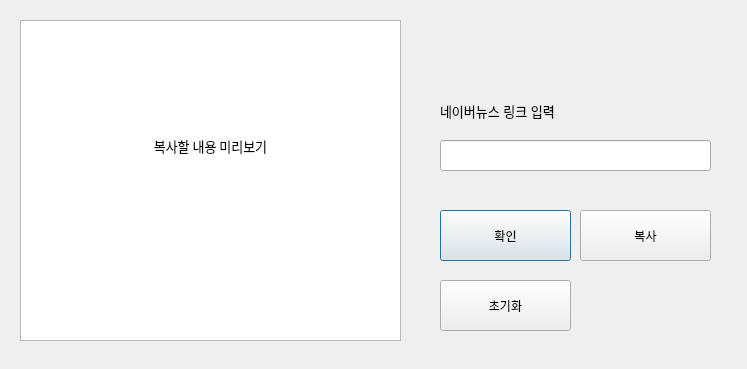
First picture: the form in main.ui, repository memoday/hangangUtil, before the edit.
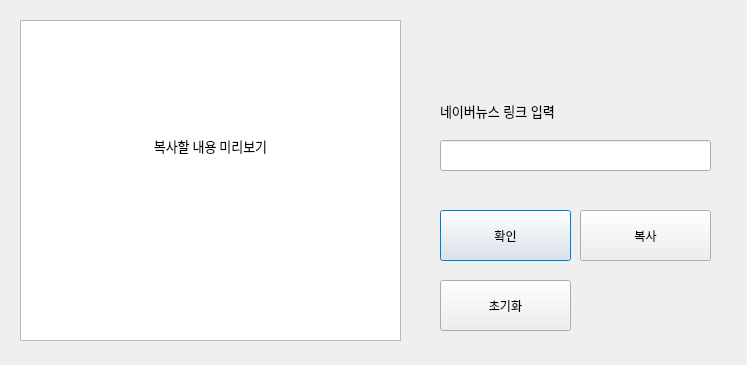
Second picture: the form after the edit.

Patch:
```diff
--- a/main.ui
+++ b/main.ui
@@ -7,7 +7,7 @@
     <x>0</x>
     <y>0</y>
     <width>747</width>
-    <height>369</height>
+    <height>365</height>
    </rect>
   </property>
   <property name="windowTitle">
```
